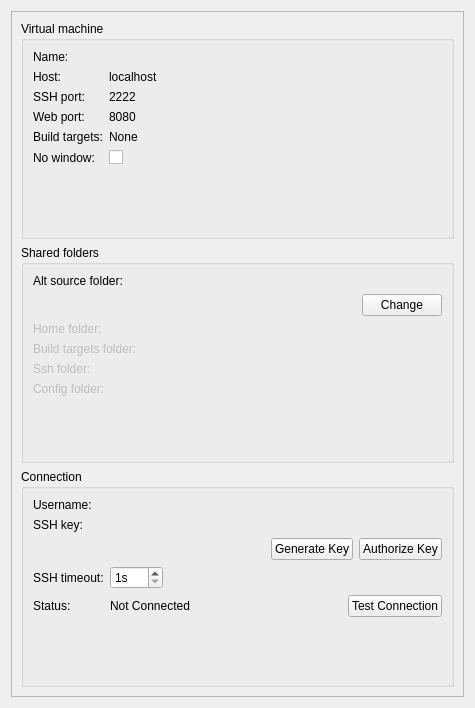
This is src/plugins/mer/mersdkdetailswidget.ui in sailfishos/sailfish-qtcreator as Qt 5 draws it before an edit. The edited form follows.
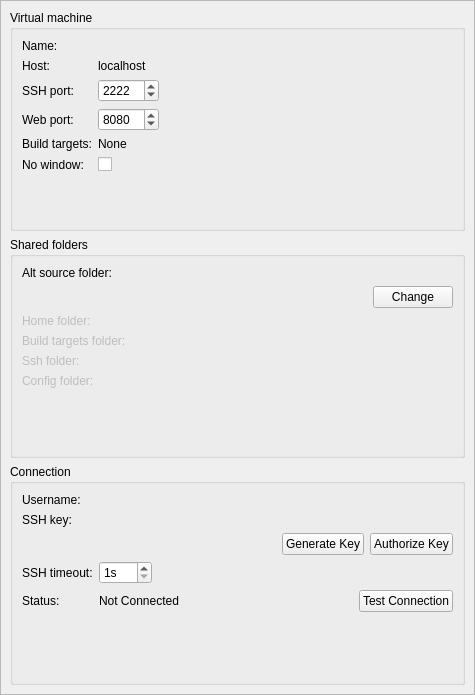
This is the edited form. Custom widgets are drawn as their Qt base class.

Commit message: Mer: Allow to change SSH and WWW port for a build engine

```diff
--- a/src/plugins/mer/mersdkdetailswidget.ui
+++ b/src/plugins/mer/mersdkdetailswidget.ui
@@ -7,13 +7,25 @@
     <x>0</x>
     <y>0</y>
     <width>475</width>
-    <height>708</height>
+    <height>695</height>
    </rect>
   </property>
   <property name="windowTitle">
    <string>Dialog</string>
   </property>
   <layout class="QVBoxLayout" name="sdkDetailsWidgetLayout">
+   <property name="leftMargin">
+    <number>0</number>
+   </property>
+   <property name="topMargin">
+    <number>0</number>
+   </property>
+   <property name="rightMargin">
+    <number>0</number>
+   </property>
+   <property name="bottomMargin">
+    <number>0</number>
+   </property>
    <item>
     <widget class="QScrollArea" name="scrollArea">
      <property name="sizePolicy">
@@ -30,8 +42,8 @@
        <rect>
         <x>0</x>
         <y>0</y>
-        <width>449</width>
-        <height>682</height>
+        <width>471</width>
+        <height>691</height>
        </rect>
       </property>
       <layout class="QVBoxLayout" name="scrollAreaContentsLayout">
@@ -40,13 +52,7 @@
          <property name="title">
           <string>Virtual machine</string>
          </property>
-         <layout class="QFormLayout" name="virtualMachineLayout">
-          <property name="fieldGrowthPolicy">
-           <enum>QFormLayout::ExpandingFieldsGrow</enum>
-          </property>
-          <property name="formAlignment">
-           <set>Qt::AlignLeading|Qt::AlignLeft|Qt::AlignTop</set>
-          </property>
+         <layout class="QFormLayout" name="formLayout">
           <item row="0" column="0">
            <widget class="QLabel" name="nameLabel">
             <property name="text">
@@ -101,20 +107,40 @@
            </widget>
           </item>
           <item row="2" column="1">
-           <widget class="QLabel" name="sshPortLabelText">
+           <layout class="QHBoxLayout" name="horizontalLayout">
+            <item>
+             <widget class="QSpinBox" name="sshPortSpinBox">
             <property name="sizePolicy">
-             <sizepolicy hsizetype="MinimumExpanding" vsizetype="Preferred">
+               <sizepolicy hsizetype="Fixed" vsizetype="Fixed">
+                <horstretch>0</horstretch>
+                <verstretch>0</verstretch>
+               </sizepolicy>
+              </property>
+              <property name="minimum">
+               <number>1024</number>
+              </property>
+              <property name="maximum">
+               <number>65535</number>
+              </property>
+              <property name="value">
+               <number>2222</number>
+              </property>
+             </widget>
+            </item>
+            <item>
+             <widget class="QLabel" name="sshPortInfoLabel">
+              <property name="sizePolicy">
+               <sizepolicy hsizetype="Preferred" vsizetype="Preferred">
               <horstretch>0</horstretch>
               <verstretch>0</verstretch>
              </sizepolicy>
             </property>
             <property name="text">
-             <string>2222</string>
-            </property>
-            <property name="textInteractionFlags">
-             <set>Qt::LinksAccessibleByMouse|Qt::TextSelectableByKeyboard|Qt::TextSelectableByMouse</set>
-            </property>
-           </widget>
+               <string/>
+              </property>
+             </widget>
+            </item>
+           </layout>
           </item>
           <item row="3" column="0">
            <widget class="QLabel" name="wwwPorLabel">
@@ -124,20 +150,40 @@
            </widget>
           </item>
           <item row="3" column="1">
-           <widget class="QLabel" name="wwwPortLabelText">
+           <layout class="QHBoxLayout" name="horizontalLayout_3">
+            <item>
+             <widget class="QSpinBox" name="wwwPortSpinBox">
             <property name="sizePolicy">
-             <sizepolicy hsizetype="MinimumExpanding" vsizetype="Preferred">
+               <sizepolicy hsizetype="Fixed" vsizetype="Fixed">
+                <horstretch>0</horstretch>
+                <verstretch>0</verstretch>
+               </sizepolicy>
+              </property>
+              <property name="minimum">
+               <number>1024</number>
+              </property>
+              <property name="maximum">
+               <number>65535</number>
+              </property>
+              <property name="value">
+               <number>8080</number>
+              </property>
+             </widget>
+            </item>
+            <item>
+             <widget class="QLabel" name="wwwPortInfoLabel">
+              <property name="sizePolicy">
+               <sizepolicy hsizetype="Preferred" vsizetype="Preferred">
               <horstretch>0</horstretch>
               <verstretch>0</verstretch>
              </sizepolicy>
             </property>
             <property name="text">
-             <string>8080</string>
-            </property>
-            <property name="textInteractionFlags">
-             <set>Qt::LinksAccessibleByMouse|Qt::TextSelectableByKeyboard|Qt::TextSelectableByMouse</set>
-            </property>
-           </widget>
+               <string/>
+              </property>
+             </widget>
+            </item>
+           </layout>
           </item>
           <item row="4" column="0">
            <widget class="QLabel" name="targetsLabel">
```
Lines whose indentation alone changed are shown as unchanged. The commit also changes 9 other files.
